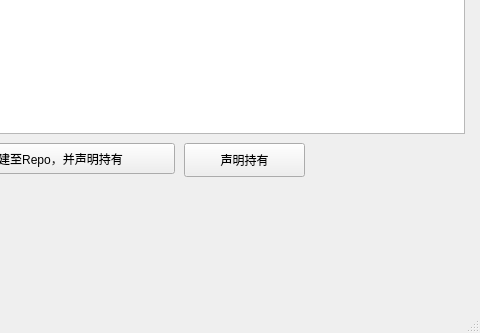
First picture: the form in mainwindow.ui, repository maodlife/HDD-Index, before the edit; both pictures show x 616 to 1096 and y 427 to 760 of the 1096 by 760 pixel window.
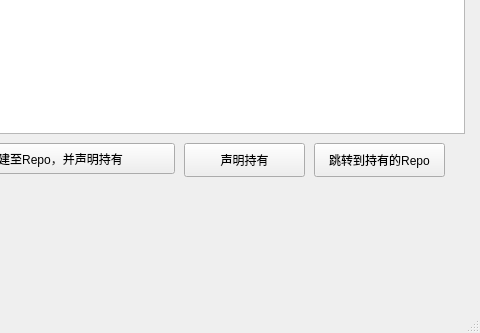
Second picture: the form after the edit.

Patch:
```diff
--- a/mainwindow.ui
+++ b/mainwindow.ui
@@ -217,6 +217,19 @@
      <string>删除当前</string>
     </property>
    </widget>
+   <widget class="QPushButton" name="jumpToRepoNodeBtn">
+    <property name="geometry">
+     <rect>
+      <x>930</x>
+      <y>570</y>
+      <width>131</width>
+      <height>34</height>
+     </rect>
+    </property>
+    <property name="text">
+     <string>跳转到持有的Repo</string>
+    </property>
+   </widget>
   </widget>
   <widget class="QMenuBar" name="menubar">
    <property name="geometry">
```
